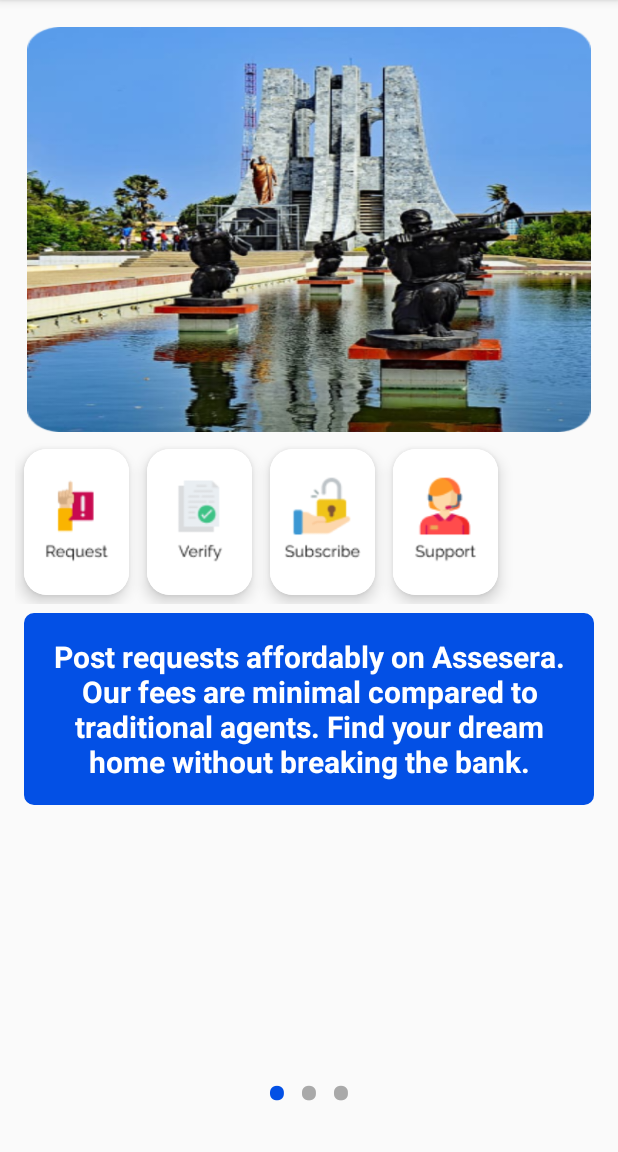
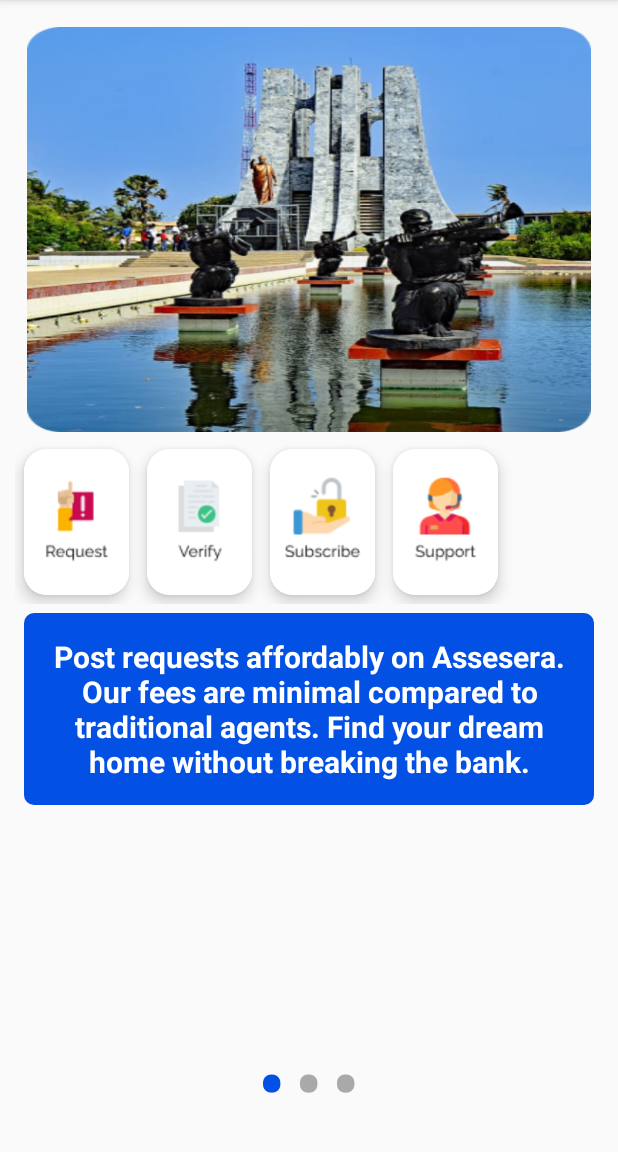
Before and after one commit to RimshaN23/Assasera, an Android app: the screen it shows after launch (Home), on a phone screen of 412 x 824 dp, the part 84-1236 px from its top. Run offline under Robolectric (Android 15) with nearby library versions, the phone set to English and light mode, and no system bars; our stand-ins replace navigation-ui.

Commit message:
slider update

```diff
--- a/app/src/main/res/layout/fragment_home.xml
+++ b/app/src/main/res/layout/fragment_home.xml
@@ -130,11 +130,11 @@
             android:id="@+id/idViewPager"
             android:layout_width="match_parent"
             android:layout_height="wrap_content"
+            android:layout_alignParentTop="true"
             android:layout_above="@id/idTVSliderText"/>
 
         <LinearLayout
             android:id="@+id/idTVSliderText"
-            android:layout_marginTop="10dp"
             android:layout_gravity="center"
             android:layout_width="wrap_content"
             android:layout_alignParentBottom="true"
@@ -150,7 +150,7 @@
                 android:text="•"
                 android:textAlignment="center"
                 android:textColor="@color/blue"
-                android:textSize="40sp"
+                android:textSize="50sp"
                 android:textStyle="bold" />
 
             <TextView
@@ -162,7 +162,7 @@
                 android:text="•"
                 android:textAlignment="center"
                 android:textColor="@color/grey"
-                android:textSize="40sp"
+                android:textSize="50sp"
                 android:textStyle="bold" />
 
             <TextView
@@ -174,7 +174,7 @@
                 android:text="•"
                 android:textAlignment="center"
                 android:textColor="@color/grey"
-                android:textSize="40sp"
+                android:textSize="50sp"
                 android:textStyle="bold" />
         </LinearLayout>
 
```
